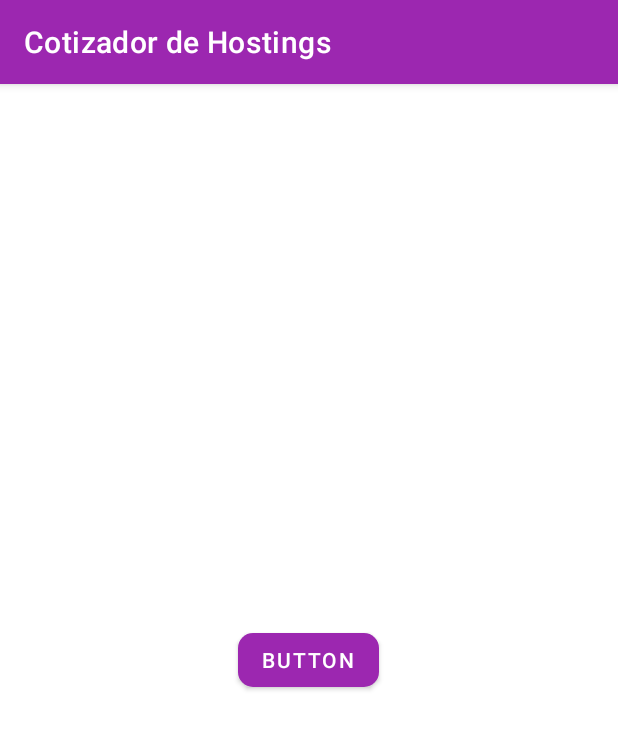
After one commit to Macover/cotizadorApp, an Android app: the subPaquetesTiempo screen opened directly, with no data from a screen before it, on a phone screen of 412 x 824 dp. The commit adds this screen. Shown: the top 729 px of the screen. Run offline under Robolectric (Android 15) with nearby library versions, the phone set to English and light mode, and no system bars; Roboto replaces fonts that are not available here.

Commit message:
acomodar vistas

```diff
--- a/app/src/main/java/com/example/cotizadorapp/SubPaquetesControlador.java
+++ b/app/src/main/java/com/example/cotizadorapp/SubPaquetesControlador.java
@@ -44,6 +44,10 @@ public class SubPaquetesControlador extends Activity {
         Intent i = new Intent(this,MainActivity.class);
         startActivity(i);
     }
+    public void continuaTiempoSeleccion(View view){
+        Intent i = new Intent(this, subPaquetesTiempo.class);
+        startActivity(i);
+    }
     public void continuaSubPaqueteSeleccionado(View view){
 
         Intent i = new Intent(this, calculaTotalResumen.class);
--- /dev/null
+++ b/app/src/main/java/com/example/cotizadorapp/subPaquetesTiempo.java
@@ -0,0 +1,14 @@
+package com.example.cotizadorapp;
+
+import androidx.appcompat.app.AppCompatActivity;
+
+import android.os.Bundle;
+
+public class subPaquetesTiempo extends AppCompatActivity {
+
+    @Override
+    protected void onCreate(Bundle savedInstanceState) {
+        super.onCreate(savedInstanceState);
+        setContentView(R.layout.activity_sub_paquetes_tiempo);
+    }
+}
--- /dev/null
+++ b/app/src/main/res/layout/activity_sub_paquetes_tiempo.xml
@@ -0,0 +1,17 @@
+<?xml version="1.0" encoding="utf-8"?>
+<LinearLayout xmlns:android="http://schemas.android.com/apk/res/android"
+    xmlns:app="http://schemas.android.com/apk/res-auto"
+    xmlns:tools="http://schemas.android.com/tools"
+    android:layout_width="match_parent"
+    android:layout_height="match_parent"
+    android:gravity="center"
+    tools:context=".subPaquetesTiempo">
+
+    <Button
+        android:id="@+id/button"
+        android:layout_width="wrap_content"
+        android:layout_height="wrap_content"
+        android:text="Button"
+        tools:layout_editor_absoluteX="139dp"
+        tools:layout_editor_absoluteY="397dp" />
+</LinearLayout>
--- a/app/src/main/res/layout/elige_sub_paquete.xml
+++ b/app/src/main/res/layout/elige_sub_paquete.xml
@@ -43,6 +43,7 @@
             <RadioButton
                 android:id="@+id/rbOpcion1"
                 style="@style/customRadioButton"
+                android:checked="true"
                 android:layout_width="match_parent"
                 android:layout_height="wrap_content"
                 android:layout_marginTop="20dp"
@@ -98,7 +99,7 @@
             android:layout_width="wrap_content"
             android:layout_height="wrap_content"
             android:layout_gravity="center_vertical"
-            android:onClick="continuaSubPaqueteSeleccionado"
+            android:onClick="continuaTiempoSeleccion"
             android:text="Continuar" />
     </LinearLayout>
 
```
Also changed, not shown: app/src/main/AndroidManifest.xml (+5 -4 lines).
